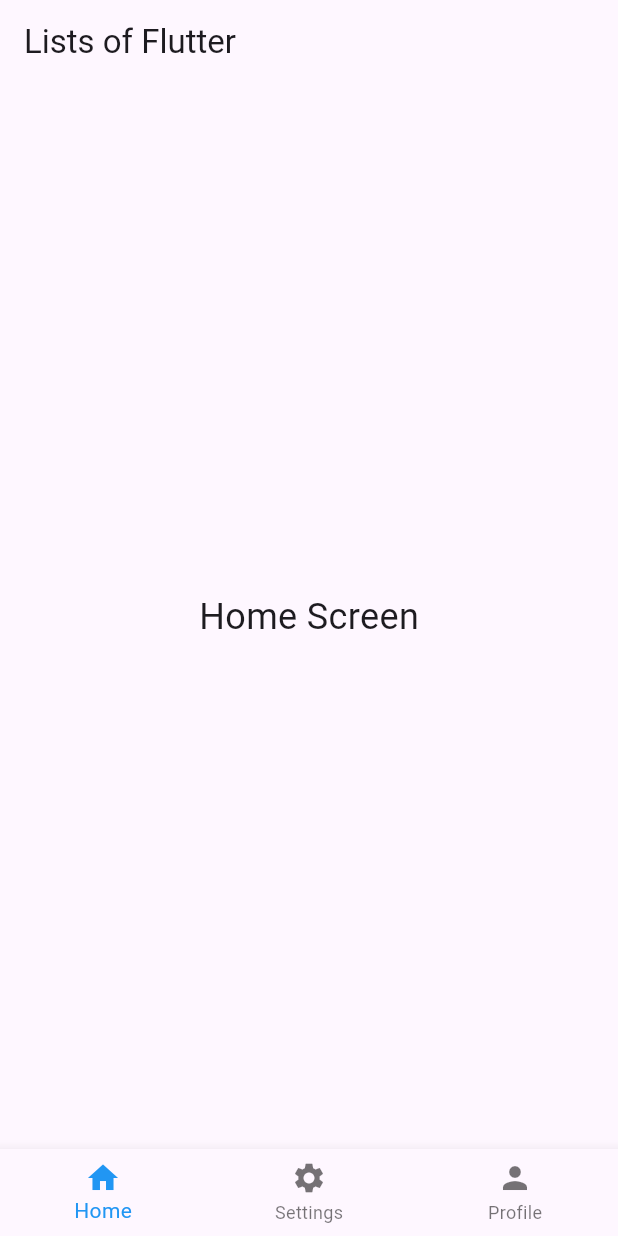
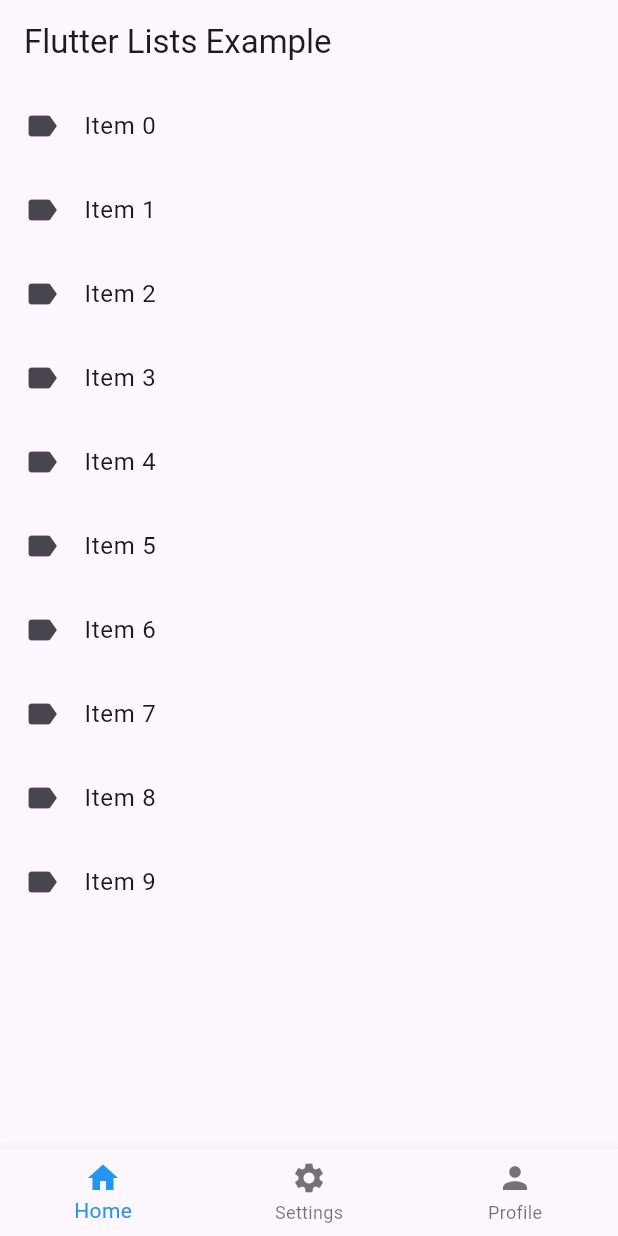
Before and after one commit to Gnanasoundariya/flutter, a Flutter app: the screen it shows after launch, on a phone screen of 412 x 824 dp. Run offline on Flutter 3.47's test engine with Material 3 defaults, Android fonts, the phone set to English and light mode, and no system bars.

Commit message:
add lists of in flutter

```diff
--- a/lib/main.dart
+++ b/lib/main.dart
@@ -8,7 +8,7 @@ class MyApp extends StatelessWidget {
   @override
   Widget build(BuildContext context) {
     return MaterialApp(
-      title: 'Flutter Multiple Classes Example',
+      title: 'Flutter List with Icons Example',
       theme: ThemeData(
         primarySwatch: Colors.blue,
       ),
@@ -41,7 +41,7 @@ class _MainScreenState extends State<MainScreen> {
   Widget build(BuildContext context) {
     return Scaffold(
       appBar: AppBar(
-        title: Text('Lists of Flutter'),
+        title: Text('Flutter Lists Example'),
       ),
       body: _widgetOptions.elementAt(_selectedIndex),
       bottomNavigationBar: BottomNavigationBar(
@@ -68,36 +68,66 @@ class _MainScreenState extends State<MainScreen> {
 }
 
 class HomeScreen extends StatelessWidget {
+  final List<Map<String, dynamic>> items = List.generate(
+    10,
+        (i) => {'title': 'Item $i', 'icon': Icons.label},
+  );
+
   @override
   Widget build(BuildContext context) {
-    return Center(
-      child: Text(
-        'Home Screen',
-        style: TextStyle(fontSize: 24),
+    return Scaffold(
+      body: ListView.builder(
+        itemCount: items.length,
+        itemBuilder: (context, index) {
+          return ListTile(
+            leading: Icon(items[index]['icon']),
+            title: Text(items[index]['title']),
+          );
+        },
       ),
     );
   }
 }
 
 class SettingsScreen extends StatelessWidget {
+  final List<Map<String, dynamic>> items = List.generate(
+    10,
+        (i) => {'title': 'Setting $i', 'icon': Icons.settings},
+  );
+
   @override
   Widget build(BuildContext context) {
-    return Center(
-      child: Text(
-        'Settings Screen',
-        style: TextStyle(fontSize: 24),
+    return Scaffold(
+      body: ListView.builder(
+        itemCount: items.length,
+        itemBuilder: (context, index) {
+          return ListTile(
+            leading: Icon(items[index]['icon']),
+            title: Text(items[index]['title']),
+          );
+        },
       ),
     );
   }
 }
 
 class ProfileScreen extends StatelessWidget {
+  final List<Map<String, dynamic>> items = List.generate(
+    10,
+        (i) => {'title': 'Profile $i', 'icon': Icons.person},
+  );
+
   @override
   Widget build(BuildContext context) {
-    return Center(
-      child: Text(
-        'Profile Screen',
-        style: TextStyle(fontSize: 24),
+    return Scaffold(
+      body: ListView.builder(
+        itemCount: items.length,
+        itemBuilder: (context, index) {
+          return ListTile(
+            leading: Icon(items[index]['icon']),
+            title: Text(items[index]['title']),
+          );
+        },
       ),
     );
   }
```
